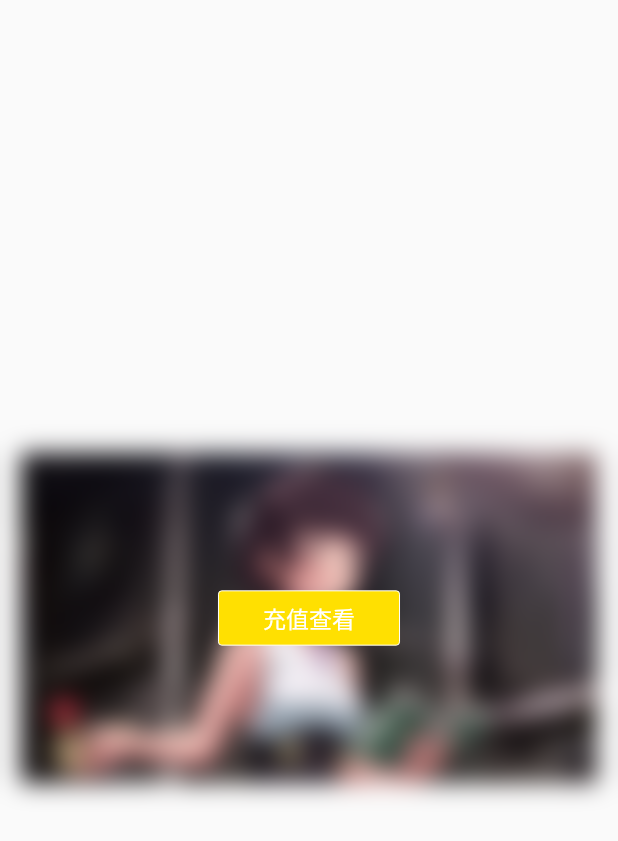
After one commit to quFETeam/flutter_qukit, a Flutter app: the QuGaussianBlur screen opened directly, after a tap on the "favorite" icon, on a phone screen of 412 x 824 dp. The commit adds this screen. Shown: the top 841 px of the screen. Run offline on Flutter 3.47's test engine with Material 2 defaults, Android fonts, the phone set to English and light mode, and no system bars; our stand-ins replace connectivity, flutter_offline, flutter_swiper, photo_view.

Commit message:
仿微信换头像弹层和高斯模糊

```diff
--- /dev/null
+++ b/lib/example/qu_gaussian_blur.dart
@@ -0,0 +1,142 @@
+import 'dart:ui';
+import 'package:flutter/material.dart';
+import 'package:flutterqukit/constants/qu_colors.dart';
+import '../src/qu_gaussian_blur.dart';
+import '../util/qu_screen.dart';
+import '../src/qu_scaffold.dart';
+import '../src/qu_button.dart';
+
+class QuGaussianBlur extends StatelessWidget {
+  @override
+  Widget build(BuildContext context) {
+    double X = QuScreen.X(context);
+    return QuScaffold(
+      title: 'QuGaussianBlur',
+      bottomColor: false,
+      body: Stack(
+        fit: StackFit.expand,
+        children: <Widget>[
+          Image.asset(
+            'lib/images/wuming_vertical2.jpg',
+            fit: BoxFit.cover,
+          ),
+          Positioned(
+            top: 220*X,left: 37.5*X,
+            child: QuBlurRect(
+              width: 300*X,
+              widget: Column(
+                crossAxisAlignment: CrossAxisAlignment.start,
+                children: <Widget>[
+                  Text(
+                    'Catchphrase',
+                    style: TextStyle(
+                      fontSize: 16*X,
+                      color: Colors.white,
+                    ),
+                  ),
+                  Padding(
+                    padding: const EdgeInsets.only(top: 5.0),
+                    child: Text(
+                          'He who seize the right moment, is the right man. '
+                          'Victory won‘t come to me unless I go to it.'
+                          'A strong man will struggle with the storms of fate.'
+                          'The shortest way to do many things is to only one thing at a time.',
+                      style: TextStyle(fontSize: 14, color: Colors.black87),
+                      textAlign: TextAlign.justify,
+                    ),
+                  ),
+                ],
+              ),
+            ),
+          ),
+          Container(
+            alignment: Alignment.bottomCenter,
+            margin: EdgeInsets.only(bottom: 150),
+            child: Row(
+              mainAxisSize: MainAxisSize.min,
+              children: <Widget>[
+                QuBlurOval(
+                  widget: IconButton(
+                    onPressed: (){
+                      Navigator.of(context).push(MaterialPageRoute(builder: (context){
+                        return BlurImagePage();
+                      }));
+                    },
+                    icon: Icon(
+                      Icons.favorite,
+                      color: Colors.white,
+                    ),
+                    iconSize: 30,
+                  ),
+                ),
+                Padding(
+                  padding: const EdgeInsets.symmetric(horizontal: 50.0),
+                  child: QuBlurOval(
+                    widget:
+                    Icon(
+                      Icons.share,
+                      color: Colors.white,
+                      size: 30,
+                    ),
+                  ),
+                ),
+                QuBlurOval(
+                  widget:
+                  Icon(
+                    Icons.bookmark,
+                    color: Colors.white,
+                    size: 30,
+                  ),
+                ),
+
+              ],
+            ),
+          ),
+        ],
+      ),
+    );
+  }
+}
+
+class BlurImagePage extends StatelessWidget {
+  @override
+  Widget build(BuildContext context) {
+    double X = QuScreen.X(context);
+    return Scaffold(
+      body: Column(
+        mainAxisAlignment: MainAxisAlignment.spaceAround,
+        children: <Widget>[
+          SizedBox(
+            width: 375 * X,
+            height: 50 * X,
+          ),
+          QuCoverBlur(
+              sigma:8,
+              bottomWidget: Container(
+                width: double.maxFinite,
+                height: 200 * X,
+                margin: EdgeInsets.symmetric(horizontal: 14),
+                child: Image.asset(
+                  'lib/images/wuming_cross1.png',
+                  fit: BoxFit.cover,
+                ),
+              ),
+              topWidget: QuButton(
+                primaryColor: QuColors.theme,
+                width: 100*X,height: 30*X,
+                text: '充值查看',
+                textSize: 14*X,
+                onTap: (){
+                  print('查看原图');
+                },
+              )),
+          SizedBox(
+            width: 375 * X,
+            height: 50 * X,
+          ),
+
+        ],
+      ),
+    );
+  }
+}
--- a/lib/main.dart
+++ b/lib/main.dart
@@ -16,6 +16,7 @@ import 'example/qu_well_received.dart';
 import 'example/qu_verification_code.dart';
 import 'example/qu_sand_able.dart';
 import 'example/qu_bottom_sheet.dart';
+import 'example/qu_gaussian_blur.dart';
 
 void main() {
   runApp(KitApp());
@@ -95,6 +96,7 @@ class _KitHomePageState extends State<KitHomePage> {
                 _itemView('QuVerificationCode',QuVerificationCodeExample()),
                 _itemView('QuSandAble',QuSandAbleExample()),
                 _itemView('QuBottomSheet',QuBottomSheetExample()),
+                _itemView('QuGaussianBlur',QuGaussianBlur()),
               ],
             ),
           ),
--- a/lib/src/qu_dialog.dart
+++ b/lib/src/qu_dialog.dart
@@ -63,7 +63,7 @@ class QuDialog extends StatelessWidget {
             ),
           ),
           Positioned(
-            left: 43 * X,
+            left: 37.5 * X,
             top: 293.5 * X,
             child: _viewUI(X, context),
           ),
--- /dev/null
+++ b/lib/src/qu_gaussian_blur.dart
@@ -0,0 +1,103 @@
+import 'dart:ui';
+import 'package:flutter/material.dart';
+import 'package:flutterqukit/util/qu_screen.dart';
+
+class QuBlurOval extends StatelessWidget {
+  final Widget widget;
+  final double padding;
+  final double sigma;
+
+  QuBlurOval(
+      {Key key, @required this.widget, this.padding = 10.0, this.sigma = 10.0})
+      : super(key: key);
+
+  @override
+  Widget build(BuildContext context) {
+    return ClipOval(
+      child: BackdropFilter(
+        filter: ImageFilter.blur(
+          sigmaX: sigma,
+          sigmaY: sigma,
+        ),
+        child: Container(
+          color: Colors.white10,
+          padding: EdgeInsets.all(padding),
+          child: widget,
+        ),
+      ),
+    );
+  }
+}
+
+class QuBlurRect extends StatelessWidget {
+  final Widget widget;
+  final double padding;
+  final double sigma;
+  final double width;
+
+  const QuBlurRect({
+    Key key,
+    @required this.widget,
+    @required this.width,
+    this.padding = 10.0,
+    this.sigma = 10.0,
+  }) : super(key: key);
+
+  @override
+  Widget build(BuildContext context) {
+    return Container(
+      width: width,
+      child: ClipRRect(
+        borderRadius: BorderRadius.all(Radius.circular(10)),
+        child: BackdropFilter(
+          filter: ImageFilter.blur(
+            sigmaX: sigma,
+            sigmaY: sigma,
+          ),
+          child: Container(
+            color: Colors.white10,
+            padding: EdgeInsets.all(padding),
+            child: widget,
+          ),
+        ),
+      ),
+    );
+  }
+}
+
+class QuCoverBlur extends StatelessWidget {
+  final Widget bottomWidget;
+  final Widget topWidget;
+  final double sigma;
+
+  QuCoverBlur({Key key,
+    @required this.bottomWidget,
+    @required this.topWidget,
+    this.sigma = 15})
+      : super(key: key);
+
+  @override
+  Widget build(BuildContext context) {
+    double X = QuScreen.X(context);
+    return Container(
+      child: Stack(
+        alignment: Alignment.center,
+        children: <Widget>[
+          bottomWidget,
+          Positioned.fill(
+            child:BackdropFilter(
+              filter: ImageFilter.blur(
+                sigmaX: sigma,
+                sigmaY: sigma,
+              ),
+              child: Container(
+                color: Colors.transparent,
+              ),
+            ),
+          ),
+          topWidget,
+        ],
+      ),
+    );
+  }
+}
```
Also changed, not shown: lib/example/qu_bottom_sheet.dart (+60 -15 lines), lib/src/qu_bottom_sheet.dart (added, +107 -0 lines), lib/images/backwhite.png (added).
